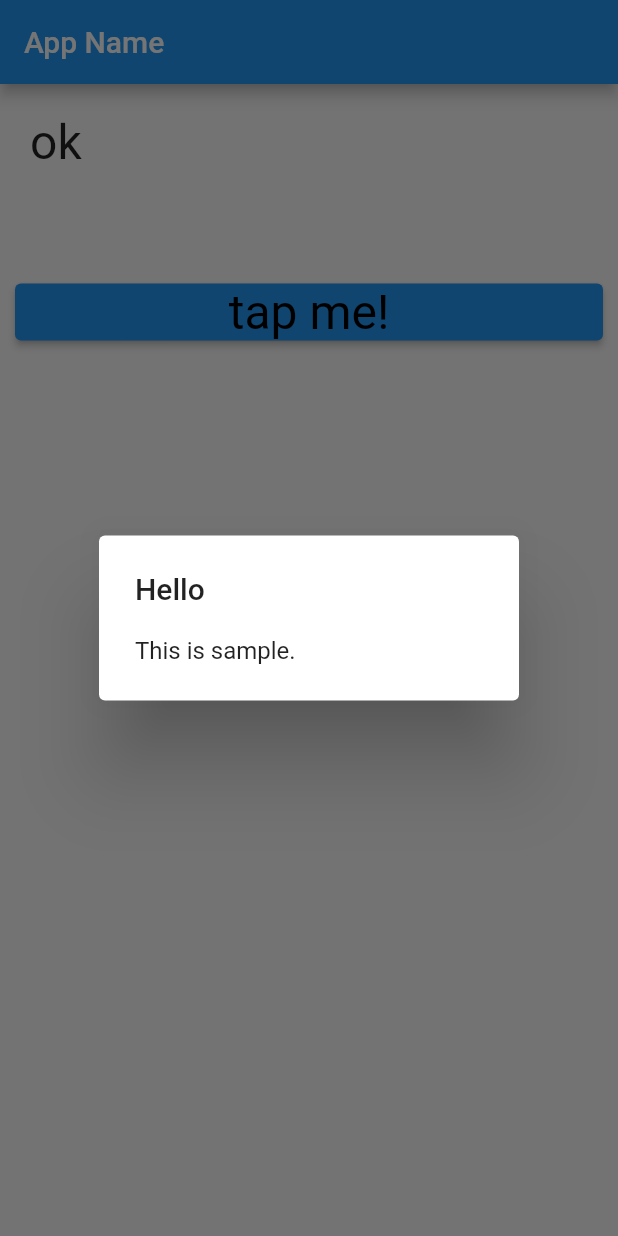
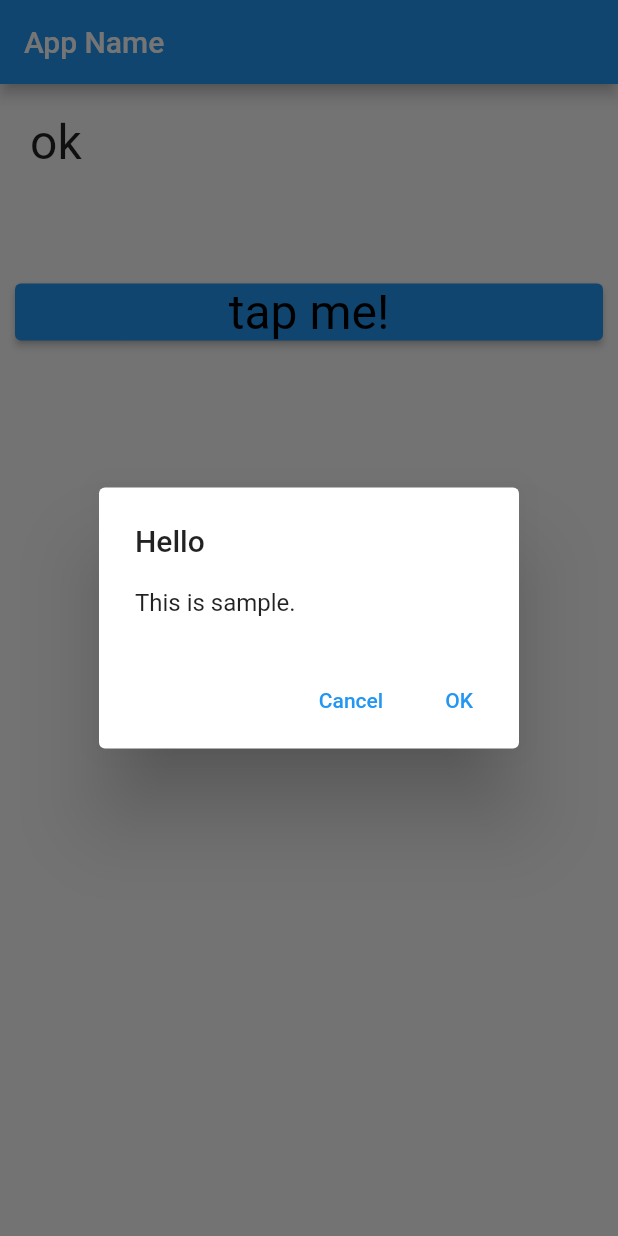
Before and after one commit to besumero628/flutter3_basic, a Flutter app: the screen it shows after launch, after a tap on "tap me!", on a phone screen of 412 x 824 dp. Run offline on Flutter 3.47's test engine with Material 2 defaults, Android fonts, the light colour scheme and no system bars.

Commit message:
alert button の実装

```diff
--- a/flutter_app/lib/main.dart
+++ b/flutter_app/lib/main.dart
@@ -84,7 +84,23 @@ class _MyHomePageState extends State<MyHomePage> {
       builder: (BuildContext context) => AlertDialog(
         title: Text("Hello"),
         content: Text("This is sample."),
+        actions: <Widget>[
+          TextButton(
+            child: const Text('Cancel'),
+            onPressed: () => Navigator.pop<String>(context, 'Cancel'),
+          ),
+          TextButton(
+            child: const Text('OK'),
+            onPressed: () => Navigator.pop<String>(context, 'OK'),
+          )
+        ],
       )
-    );
+    ).then<void>((value) => resultAlert(value));
+  }
+
+  void resultAlert(String value) {
+    setState(() {
+      _message = 'selected: $value';
+    });
   }
 }
```
